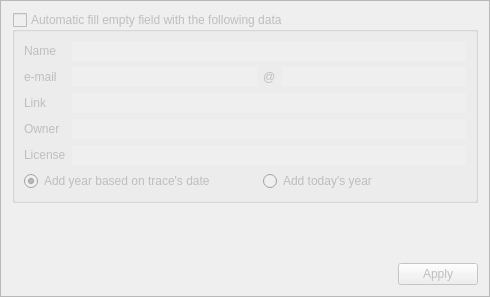
Above: src/plugins/displayInformation/displayinformationoptionsframe.ui from shujaatak/gpsbook before the change. Below: the same form after it.
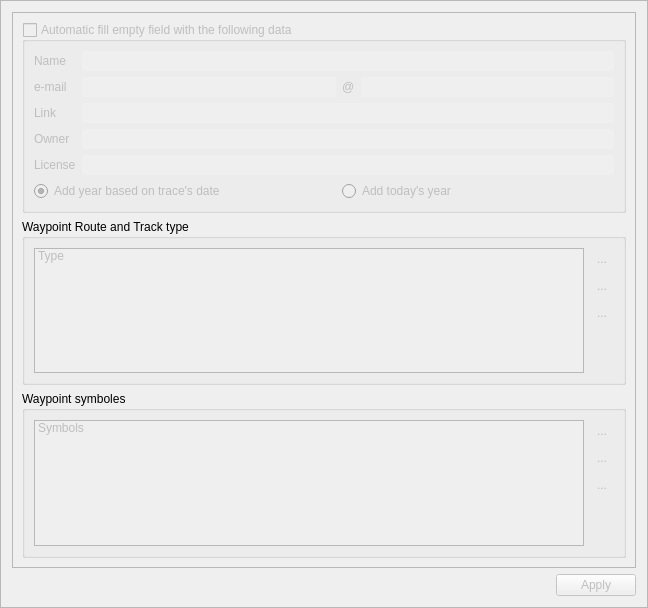
That is the form after the change. Icons and pictures are not drawn.

Diff of the .ui file:
```diff
--- a/src/plugins/displayInformation/displayinformationoptionsframe.ui
+++ b/src/plugins/displayInformation/displayinformationoptionsframe.ui
@@ -6,8 +6,8 @@
    <rect>
     <x>0</x>
     <y>0</y>
-    <width>490</width>
-    <height>297</height>
+    <width>648</width>
+    <height>608</height>
    </rect>
   </property>
   <property name="windowTitle">
@@ -21,6 +21,21 @@
   </property>
   <layout class="QVBoxLayout" name="verticalLayout">
    <item>
+    <widget class="QScrollArea" name="scrollArea">
+     <property name="widgetResizable">
+      <bool>true</bool>
+     </property>
+     <widget class="QWidget" name="scrollAreaWidgetContents">
+      <property name="geometry">
+       <rect>
+        <x>0</x>
+        <y>0</y>
+        <width>626</width>
+        <height>553</height>
+       </rect>
+      </property>
+      <layout class="QVBoxLayout" name="verticalLayout_2">
+       <item>
     <widget class="QGroupBox" name="groupBoxAutoFill">
      <property name="enabled">
       <bool>false</bool>
@@ -161,17 +176,184 @@
     </widget>
    </item>
    <item>
-    <spacer name="verticalSpacer">
+        <widget class="QGroupBox" name="groupBox">
+         <property name="title">
+          <string>Waypoint Route and Track type</string>
+         </property>
+         <layout class="QGridLayout" name="gridLayout">
+          <item row="0" column="0" rowspan="4">
+           <widget class="QListWidget" name="listWidgetWaypointLinks">
+            <property name="enabled">
+             <bool>false</bool>
+            </property>
+            <item>
+             <property name="text">
+              <string>Type</string>
+             </property>
+             <property name="checkState">
+              <enum>Unchecked</enum>
+             </property>
+            </item>
+           </widget>
+          </item>
+          <item row="0" column="1">
+           <widget class="QToolButton" name="toolButtonWaypointAddLink">
+            <property name="enabled">
+             <bool>false</bool>
+            </property>
+            <property name="text">
+             <string>...</string>
+            </property>
+            <property name="icon">
+             <iconset resource="../../GPSBook/icons/gtk/gtk_icons.qrc">
+              <normaloff>:/icons/gtk/object-add.png</normaloff>:/icons/gtk/object-add.png</iconset>
+            </property>
+            <property name="autoRaise">
+             <bool>true</bool>
+            </property>
+           </widget>
+          </item>
+          <item row="1" column="1">
+           <widget class="QToolButton" name="toolButtonWaypointEditLink">
+            <property name="enabled">
+             <bool>false</bool>
+            </property>
+            <property name="text">
+             <string>...</string>
+            </property>
+            <property name="icon">
+             <iconset resource="../../GPSBook/icons/gtk/gtk_icons.qrc">
+              <normaloff>:/icons/gtk/format-text-direction-ltr.png</normaloff>:/icons/gtk/format-text-direction-ltr.png</iconset>
+            </property>
+            <property name="autoRaise">
+             <bool>true</bool>
+            </property>
+           </widget>
+          </item>
+          <item row="2" column="1">
+           <widget class="QToolButton" name="toolButtonWaypointDeleteLink">
+            <property name="enabled">
+             <bool>false</bool>
+            </property>
+            <property name="text">
+             <string>...</string>
+            </property>
+            <property name="icon">
+             <iconset resource="../../GPSBook/icons/gtk/gtk_icons.qrc">
+              <normaloff>:/icons/gtk/editdelete.png</normaloff>:/icons/gtk/editdelete.png</iconset>
+            </property>
+            <property name="autoRaise">
+             <bool>true</bool>
+            </property>
+           </widget>
+          </item>
+          <item row="3" column="1">
+           <spacer name="verticalSpacer_3">
      <property name="orientation">
       <enum>Qt::Vertical</enum>
      </property>
      <property name="sizeHint" stdset="0">
       <size>
        <width>20</width>
-       <height>40</height>
+              <height>15</height>
       </size>
      </property>
     </spacer>
+          </item>
+         </layout>
+        </widget>
+       </item>
+       <item>
+        <widget class="QGroupBox" name="groupBox_2">
+         <property name="title">
+          <string>Waypoint symboles</string>
+         </property>
+         <layout class="QGridLayout" name="gridLayout_4">
+          <item row="0" column="0" rowspan="4">
+           <widget class="QListWidget" name="listWidgetWaypointLinks_2">
+            <property name="enabled">
+             <bool>false</bool>
+            </property>
+            <item>
+             <property name="text">
+              <string>Symbols</string>
+             </property>
+             <property name="checkState">
+              <enum>Unchecked</enum>
+             </property>
+            </item>
+           </widget>
+          </item>
+          <item row="0" column="1">
+           <widget class="QToolButton" name="toolButtonWaypointAddLink_2">
+            <property name="enabled">
+             <bool>false</bool>
+            </property>
+            <property name="text">
+             <string>...</string>
+            </property>
+            <property name="icon">
+             <iconset resource="../../GPSBook/icons/gtk/gtk_icons.qrc">
+              <normaloff>:/icons/gtk/object-add.png</normaloff>:/icons/gtk/object-add.png</iconset>
+            </property>
+            <property name="autoRaise">
+             <bool>true</bool>
+            </property>
+           </widget>
+          </item>
+          <item row="1" column="1">
+           <widget class="QToolButton" name="toolButtonWaypointEditLink_2">
+            <property name="enabled">
+             <bool>false</bool>
+            </property>
+            <property name="text">
+             <string>...</string>
+            </property>
+            <property name="icon">
+             <iconset resource="../../GPSBook/icons/gtk/gtk_icons.qrc">
+              <normaloff>:/icons/gtk/format-text-direction-ltr.png</normaloff>:/icons/gtk/format-text-direction-ltr.png</iconset>
+            </property>
+            <property name="autoRaise">
+             <bool>true</bool>
+            </property>
+           </widget>
+          </item>
+          <item row="2" column="1">
+           <widget class="QToolButton" name="toolButtonWaypointDeleteLink_2">
+            <property name="enabled">
+             <bool>false</bool>
+            </property>
+            <property name="text">
+             <string>...</string>
+            </property>
+            <property name="icon">
+             <iconset resource="../../GPSBook/icons/gtk/gtk_icons.qrc">
+              <normaloff>:/icons/gtk/editdelete.png</normaloff>:/icons/gtk/editdelete.png</iconset>
+            </property>
+            <property name="autoRaise">
+             <bool>true</bool>
+            </property>
+           </widget>
+          </item>
+          <item row="3" column="1">
+           <spacer name="verticalSpacer_4">
+            <property name="orientation">
+             <enum>Qt::Vertical</enum>
+            </property>
+            <property name="sizeHint" stdset="0">
+             <size>
+              <width>20</width>
+              <height>27</height>
+             </size>
+            </property>
+           </spacer>
+          </item>
+         </layout>
+        </widget>
+       </item>
+      </layout>
+     </widget>
+    </widget>
    </item>
    <item>
     <widget class="QDialogButtonBox" name="buttonBox">
```
Left out of the diff: 4 changed lines with no effect on the pictures. Lines whose indentation alone changed are shown as unchanged.
